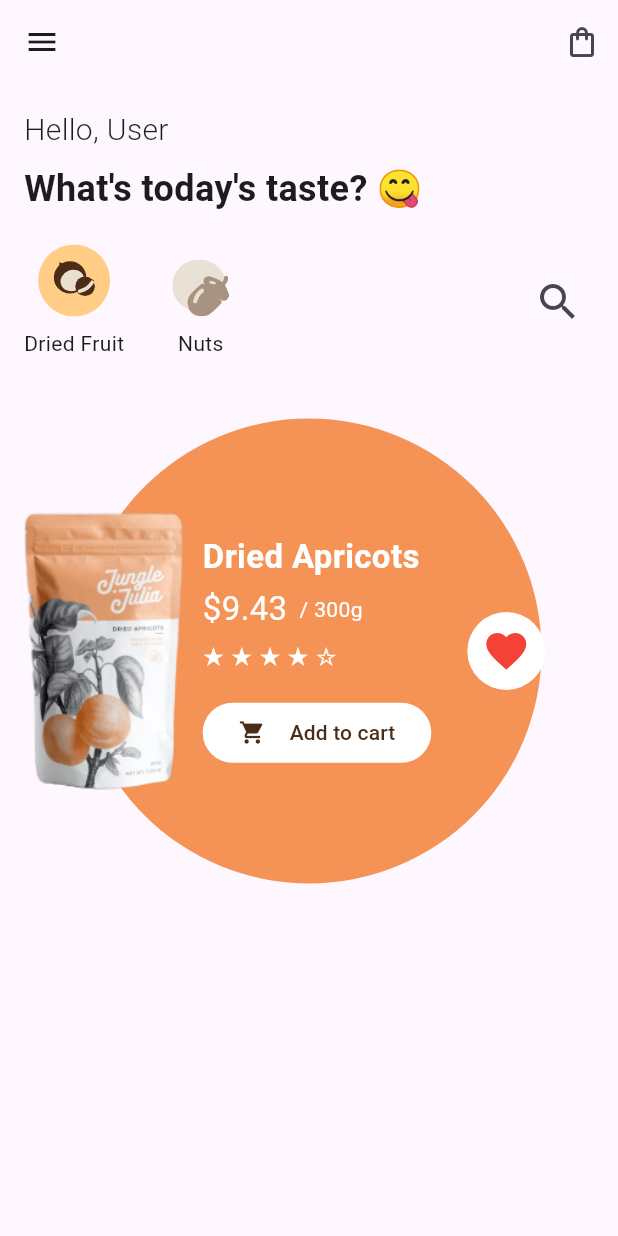
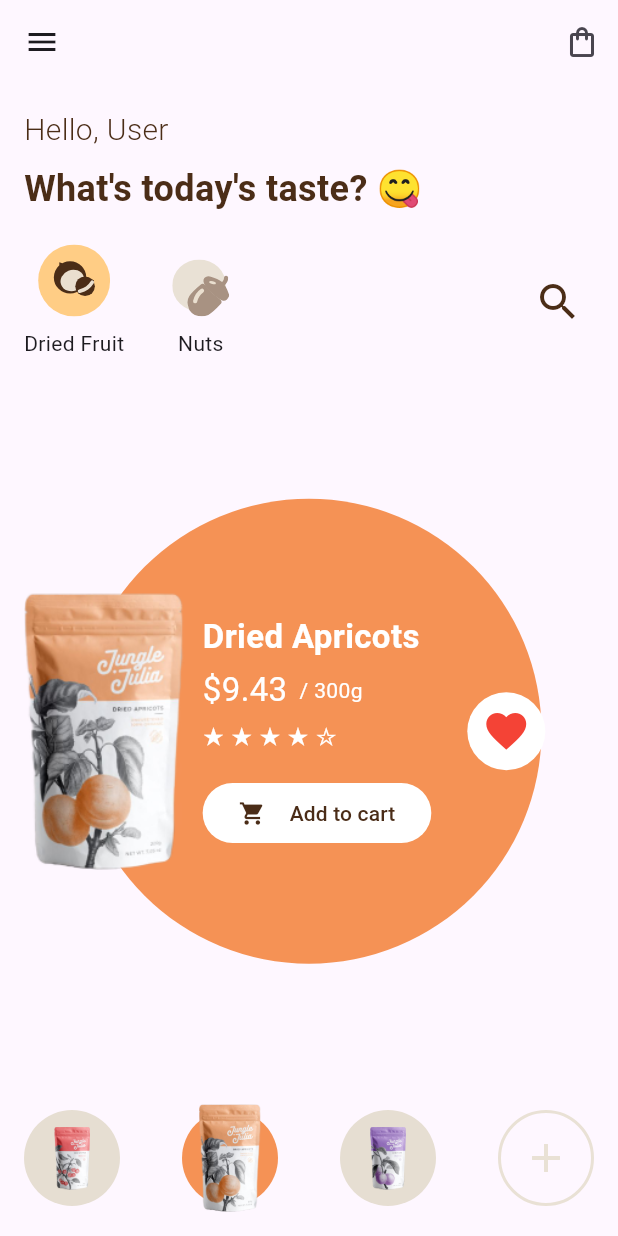
Before and after one commit to dawnj26/consumer_ui, a Flutter app: the screen it shows after launch, on a phone screen of 412 x 824 dp. Run offline on Flutter 3.47's test engine with Material 3 defaults, Android fonts, the light colour scheme and no system bars; our stand-ins replace flutter_svg, gap.

Commit message:
fix: home screen final

```diff
--- a/lib/components/categories.dart
+++ b/lib/components/categories.dart
@@ -1,6 +1,7 @@
 import 'package:flutter/material.dart';
-import 'package:flutter_svg/svg.dart';
 import 'package:gap/gap.dart';
+
+import 'category_button.dart';
 
 class Categories extends StatelessWidget {
   const Categories({super.key});
@@ -38,37 +39,10 @@ class Categories extends StatelessWidget {
           icon: const Icon(
             Icons.search,
             size: 32,
+            color: Color(0xff4b2d17),
           ),
         ),
       ],
     );
   }
 }
-
-class CategoryButton extends StatelessWidget {
-  const CategoryButton({
-    required this.svgPath,
-    required this.name,
-    required this.iconSize,
-    super.key,
-  });
-
-  final String svgPath;
-  final String name;
-  final double iconSize;
-
-  @override
-  Widget build(BuildContext context) {
-    return Column(
-      children: [
-        SvgPicture.asset(
-          svgPath,
-          width: iconSize,
-          height: iconSize,
-        ),
-        const Gap(8.0),
-        Text(name),
-      ],
-    );
-  }
-}
--- /dev/null
+++ b/lib/components/category_button.dart
@@ -0,0 +1,31 @@
+import 'package:flutter/material.dart';
+import 'package:flutter_svg/svg.dart';
+import 'package:gap/gap.dart';
+
+class CategoryButton extends StatelessWidget {
+  const CategoryButton({
+    required this.svgPath,
+    required this.name,
+    required this.iconSize,
+    super.key,
+  });
+
+  final String svgPath;
+  final String name;
+  final double iconSize;
+
+  @override
+  Widget build(BuildContext context) {
+    return Column(
+      children: [
+        SvgPicture.asset(
+          svgPath,
+          width: iconSize,
+          height: iconSize,
+        ),
+        const Gap(8.0),
+        Text(name),
+      ],
+    );
+  }
+}
--- a/lib/components/hero_content.dart
+++ b/lib/components/hero_content.dart
@@ -6,18 +6,27 @@ class ProductHighlight extends StatelessWidget {
 
   @override
   Widget build(BuildContext context) {
-    return Stack(
+    return const Stack(
       alignment: Alignment.center,
       children: [
-        Container(
-          height: 310,
-          width: 310,
-          decoration: const BoxDecoration(
-            color: Color(0xfff59255),
-            shape: BoxShape.circle,
+        CircleShape(
+          radius: 310,
+          bgColor: Color(0xfff59255),
         ),
-        ),
-        Row(
+        ProductDetails()
+      ],
+    );
+  }
+}
+
+class ProductDetails extends StatelessWidget {
+  const ProductDetails({
+    super.key,
+  });
+
+  @override
+  Widget build(BuildContext context) {
+    return Row(
       children: [
         Image.asset(
           'assets/images/orange_product.png',
@@ -107,8 +116,29 @@ class ProductHighlight extends StatelessWidget {
           ),
         ),
       ],
-        )
-      ],
     );
   }
 }
+
+class CircleShape extends StatelessWidget {
+  const CircleShape({
+    required this.radius,
+    required this.bgColor,
+    super.key,
+  });
+
+  final double radius;
+  final Color bgColor;
+
+  @override
+  Widget build(BuildContext context) {
+    return Container(
+      height: radius,
+      width: radius,
+      decoration: BoxDecoration(
+        color: bgColor,
+        shape: BoxShape.circle,
+      ),
+    );
+  }
+}
--- /dev/null
+++ b/lib/components/product_footer.dart
@@ -0,0 +1,73 @@
+import 'package:flutter/material.dart';
+
+import 'hero_content.dart';
+
+class ProductFooter extends StatelessWidget {
+  const ProductFooter({super.key});
+
+  @override
+  Widget build(BuildContext context) {
+    return Row(
+      mainAxisAlignment: MainAxisAlignment.spaceBetween,
+      children: [
+        const ProductIcon(
+          imgPath: 'assets/images/red_product.png',
+          bgColor: Color(0xffe6ded2),
+        ),
+        const ProductIcon(
+          imgPath: 'assets/images/orange_product.png',
+          isActive: true,
+          bgColor: Color(0xfff59255),
+        ),
+        const ProductIcon(
+          imgPath: 'assets/images/violet_product.png',
+          bgColor: Color(0xffe6ded2),
+        ),
+        OutlinedButton(
+          onPressed: () {},
+          style: OutlinedButton.styleFrom(
+            side: const BorderSide(
+              color: Color(0xffe9e1d5),
+              width: 2,
+            ),
+            shape: const CircleBorder(),
+            padding: const EdgeInsets.all(16.0),
+            foregroundColor: const Color(0xffe9e1d5),
+          ),
+          child: const Icon(
+            Icons.add,
+            size: 32,
+          ),
+        )
+      ],
+    );
+  }
+}
+
+class ProductIcon extends StatelessWidget {
+  const ProductIcon(
+      {required this.imgPath,
+      required this.bgColor,
+      super.key,
+      this.isActive = false});
+
+  final bool isActive;
+  final String imgPath;
+  final Color bgColor;
+
+  @override
+  Widget build(BuildContext context) {
+    final double imgHeight = isActive ? 72 : 42;
+
+    return Stack(
+      alignment: Alignment.center,
+      children: [
+        CircleShape(radius: 64, bgColor: bgColor),
+        Image.asset(
+          imgPath,
+          height: imgHeight,
+        ),
+      ],
+    );
+  }
+}
--- a/lib/screens/home_screen.dart
+++ b/lib/screens/home_screen.dart
@@ -3,6 +3,7 @@ import 'package:gap/gap.dart';
 
 import '../components/categories.dart';
 import '../components/hero_content.dart';
+import '../components/product_footer.dart';
 
 class HomeScreen extends StatelessWidget {
   const HomeScreen({super.key});
@@ -23,7 +24,7 @@ class HomeScreen extends StatelessWidget {
         ],
       ),
       body: const Padding(
-        padding: const EdgeInsets.all(16.0),
+        padding: EdgeInsets.all(16.0),
         child: Column(
           crossAxisAlignment: CrossAxisAlignment.stretch,
           children: [
@@ -32,6 +33,7 @@ class HomeScreen extends StatelessWidget {
               style: TextStyle(
                 fontSize: 20.0,
                 fontWeight: FontWeight.w300,
+                color: Color(0xff4b2d17),
               ),
             ),
             Gap(8.0),
@@ -40,12 +42,15 @@ class HomeScreen extends StatelessWidget {
               style: TextStyle(
                 fontSize: 24.0,
                 fontWeight: FontWeight.w600,
+                color: Color(0xff4b2d17),
               ),
             ),
             Gap(20.0),
             Categories(),
-            Gap(40.0),
+            Spacer(),
             ProductHighlight(),
+            Spacer(),
+            ProductFooter(),
           ],
         ),
       ),
```
Lines whose indentation alone changed are shown as unchanged.
